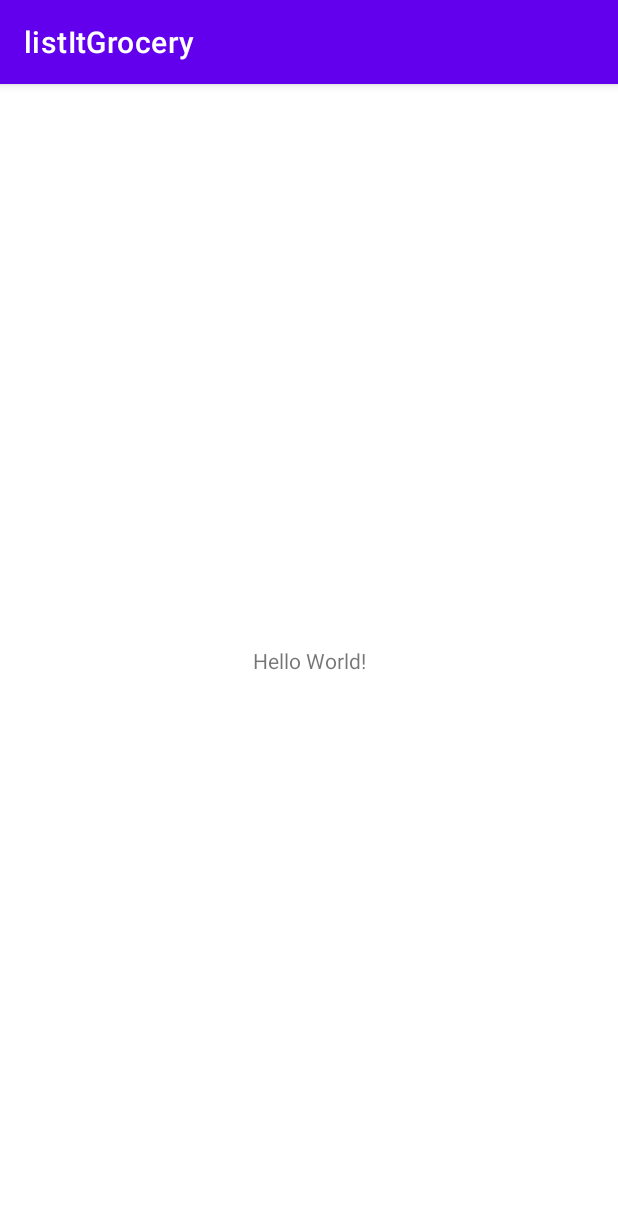
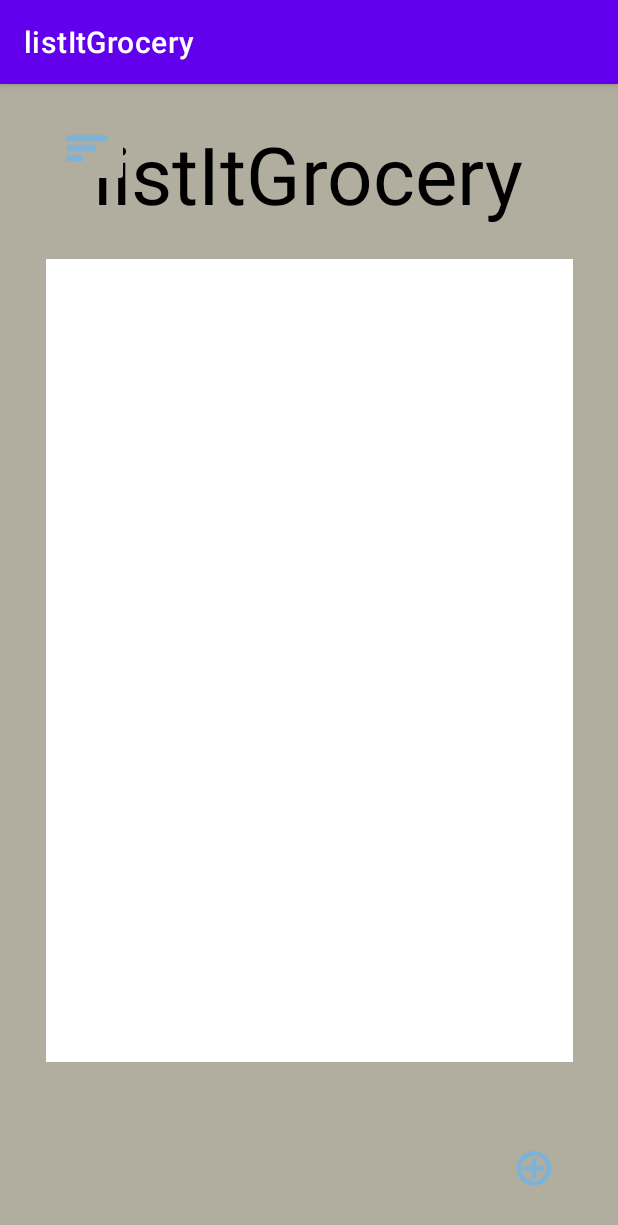
Before and after one commit to cyberAkeshan/listItGrocery, an Android app: the screen it shows after launch (MainActivity), on a phone screen of 412 x 824 dp. Shown: the top 1225 px of the screen. Run offline under Robolectric (Android 15) with nearby library versions, the phone set to English and light mode, and no system bars.

Commit message:
finished demo
demo finished: listview

```diff
--- a/app/src/main/java/com/example/listitgrocery/GroceryList.java
+++ b/app/src/main/java/com/example/listitgrocery/GroceryList.java
@@ -14,6 +14,10 @@ public class GroceryList extends ArrayList {
 
     }
 
+    public GroceryItem getItem() {
+        return null;
+    }
+
 
     public GroceryItem removeItem() {
         return null;
--- a/app/src/main/res/layout/activity_main.xml
+++ b/app/src/main/res/layout/activity_main.xml
@@ -4,15 +4,65 @@
     xmlns:tools="http://schemas.android.com/tools"
     android:layout_width="match_parent"
     android:layout_height="match_parent"
+    android:background="#B1AD9F"
     tools:context=".MainActivity">
 
     <TextView
+        android:id="@+id/textView"
         android:layout_width="wrap_content"
         android:layout_height="wrap_content"
-        android:text="Hello World!"
+        android:text="listItGrocery"
+        android:textColor="@color/black"
+        android:textSize="80px"
+        app:layout_constraintBottom_toBottomOf="parent"
+        app:layout_constraintEnd_toEndOf="parent"
+        app:layout_constraintHorizontal_bias="0.497"
+        app:layout_constraintStart_toStartOf="parent"
+        app:layout_constraintTop_toTopOf="parent"
+        app:layout_constraintVertical_bias="0.034" />
+
+    <ImageButton
+        android:id="@+id/imageButton"
+        android:layout_width="wrap_content"
+        android:layout_height="wrap_content"
+        android:backgroundTint="#B1AD9F"
+        app:layout_constraintBottom_toBottomOf="parent"
+        app:layout_constraintEnd_toEndOf="parent"
+        app:layout_constraintHorizontal_bias="0.084"
+        app:layout_constraintStart_toStartOf="parent"
+        app:layout_constraintTop_toTopOf="parent"
+        app:layout_constraintVertical_bias="0.023"
+        app:srcCompat="@android:drawable/ic_menu_sort_by_size"
+        app:tint="#59B6FF" />
+
+    <FrameLayout
+        android:id="@+id/frameLayout"
+        android:layout_width="351dp"
+        android:layout_height="535dp"
+        android:background="#F8F5F5"
+        android:backgroundTint="#FFFFFF"
         app:layout_constraintBottom_toBottomOf="parent"
         app:layout_constraintEnd_toEndOf="parent"
         app:layout_constraintStart_toStartOf="parent"
-        app:layout_constraintTop_toTopOf="parent" />
+        app:layout_constraintTop_toTopOf="parent">
+
+        <androidx.recyclerview.widget.RecyclerView
+            android:layout_width="match_parent"
+            android:layout_height="match_parent" />
+    </FrameLayout>
+
+    <ImageButton
+        android:id="@+id/imageButton2"
+        android:layout_width="80dp"
+        android:layout_height="80dp"
+        android:backgroundTint="#B1AD9F"
+        app:layout_constraintBottom_toBottomOf="parent"
+        app:layout_constraintEnd_toEndOf="parent"
+        app:layout_constraintHorizontal_bias="0.951"
+        app:layout_constraintStart_toStartOf="parent"
+        app:layout_constraintTop_toTopOf="parent"
+        app:layout_constraintVertical_bias="0.992"
+        app:srcCompat="@android:drawable/ic_menu_add"
+        app:tint="#59B6FF" />
 
 </androidx.constraintlayout.widget.ConstraintLayout>
```
